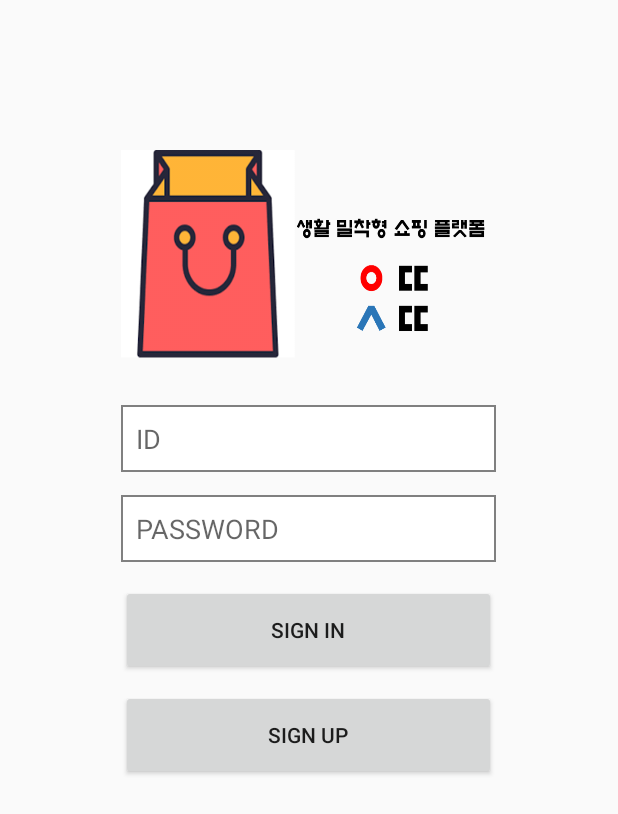
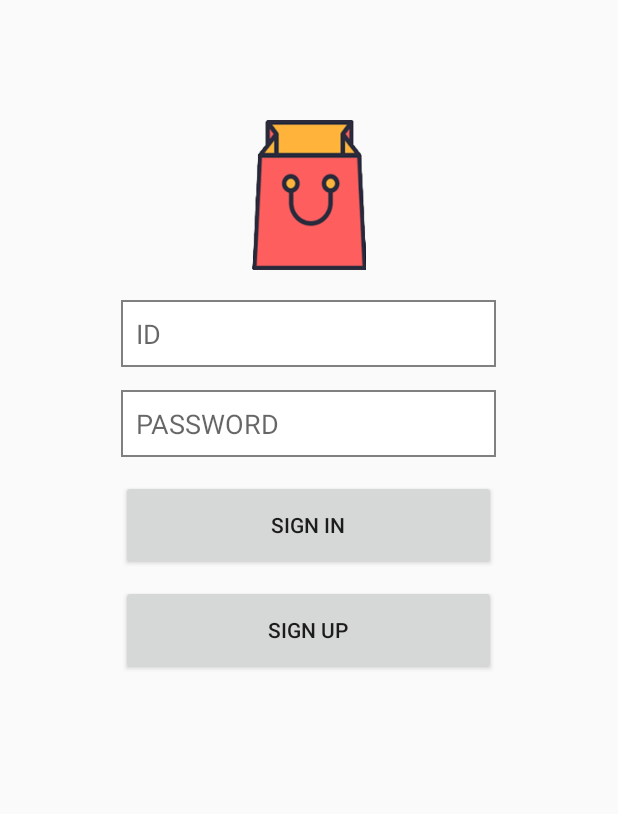
Before and after one commit to YoungAndDo/Always_Refugally, an Android app: the screen it shows after launch (LoginActivity), on a phone screen of 412 x 824 dp. Shown: the top 814 px of the screen. Run offline under Robolectric (Android 15) with nearby library versions, the phone set to English and light mode, and no system bars; our stand-ins replace ButterKnife.

```diff
--- a/app/src/main/res/layout/activity_login.xml
+++ b/app/src/main/res/layout/activity_login.xml
@@ -8,11 +8,11 @@
 
     <ImageView
         android:id="@+id/app_logo"
-        android:layout_width="250dp"
-        android:layout_height="150dp"
-        android:background="@drawable/our_logo"
+        android:layout_width="100dp"
+        android:layout_height="100dp"
+        android:src="@drawable/main_logo"
         android:layout_centerHorizontal="true"
-        android:layout_marginTop="100dp"/>
+        android:layout_marginTop="80dp"/>
     <EditText
         android:id="@+id/id"
         android:layout_width="250dp"
```
Also changed, not shown: app/src/main/res/layout/activity_signup.xml (+4 -4 lines), app/src/main/res/drawable/main_logo.png (added).
